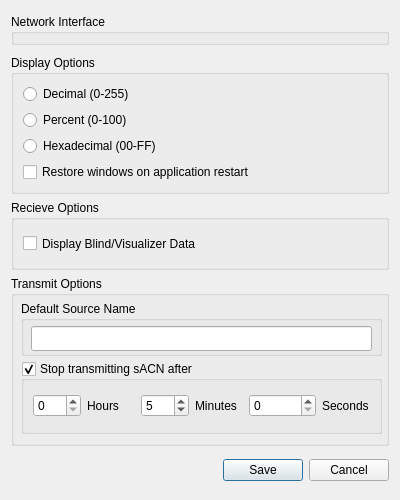
Above: ui/preferencesdialog.ui from docsteer/sacnview before the change. Below: the same form after it.
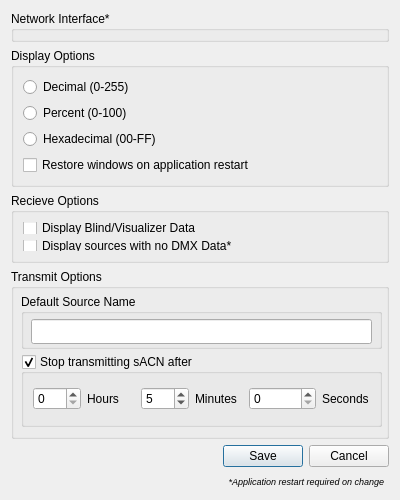
That is the form after the change. Icons and pictures are not drawn.

Commit message:
Display sources that only send 0xdd
It's valid for a host to only send a 0xdd packet for a universe and not 0x00.
Display these appropriately

```diff
--- a/ui/preferencesdialog.ui
+++ b/ui/preferencesdialog.ui
@@ -36,7 +36,7 @@
    <item alignment="Qt::AlignVCenter">
     <widget class="QGroupBox" name="gbNetworkInterface">
      <property name="title">
-      <string>Network Interface</string>
+      <string>Network Interface*</string>
      </property>
     </widget>
    </item>
@@ -135,6 +135,25 @@
         </property>
        </widget>
       </item>
+      <item>
+       <widget class="QCheckBox" name="cbDisplayDDOnlys">
+        <property name="sizePolicy">
+         <sizepolicy hsizetype="Minimum" vsizetype="Minimum">
+          <horstretch>0</horstretch>
+          <verstretch>0</verstretch>
+         </sizepolicy>
+        </property>
+        <property name="maximumSize">
+         <size>
+          <width>16777215</width>
+          <height>30</height>
+         </size>
+        </property>
+        <property name="text">
+         <string>Display sources with no DMX Data*</string>
+        </property>
+       </widget>
+      </item>
      </layout>
     </widget>
    </item>
@@ -287,6 +306,22 @@
      </property>
     </widget>
    </item>
+   <item>
+    <widget class="QLabel" name="lblRestartInfo">
+     <property name="font">
+      <font>
+       <pointsize>7</pointsize>
+       <italic>true</italic>
+      </font>
+     </property>
+     <property name="text">
+      <string>*Application restart required on change  </string>
+     </property>
+     <property name="alignment">
+      <set>Qt::AlignRight|Qt::AlignTrailing|Qt::AlignVCenter</set>
+     </property>
+    </widget>
+   </item>
   </layout>
  </widget>
  <resources>
```
The commit also changes 8 other files.
